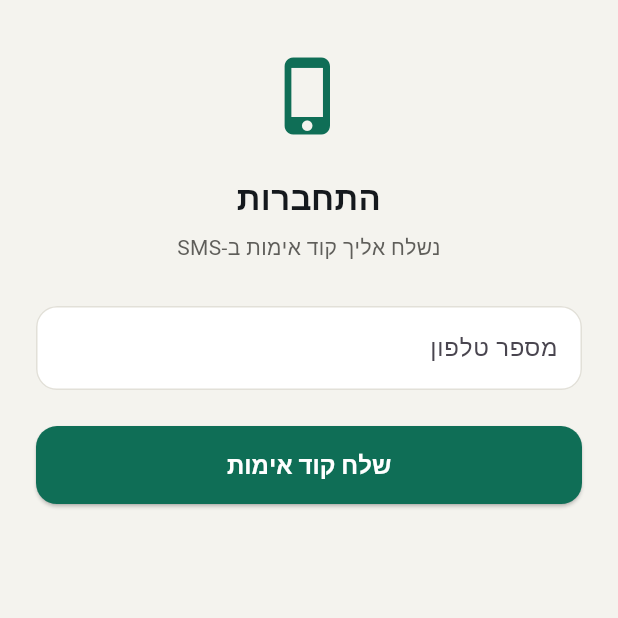
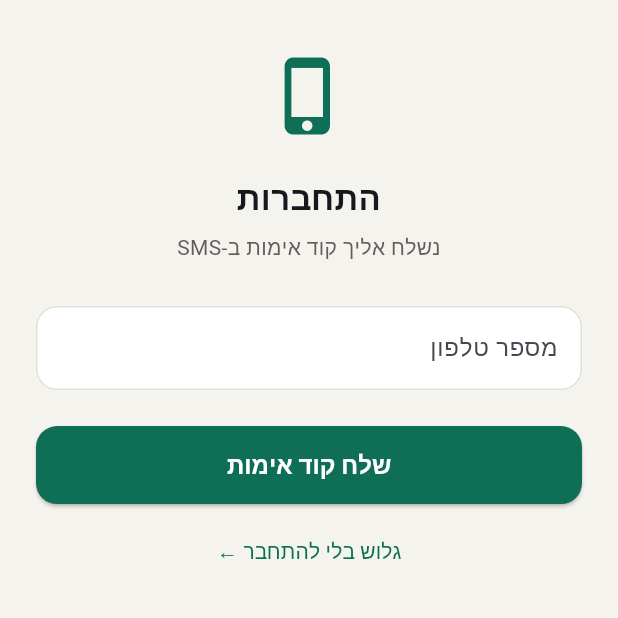
Before and after one commit to david6212/autoproof2, a Flutter app: the screen it shows after launch, after a tap on "דלג", on a phone screen of 412 x 824 dp, the part 84-702 px from its top. Run offline on Flutter 3.47's test engine with Material 3 defaults, Android fonts, the phone set to English and light mode, and no system bars; our stand-ins replace cached_network_image, cloud_firestore, dio, firebase_auth, firebase_core, firebase_storage and 4 more; accounts and stored records are empty; Roboto replaces fonts that are missing (Heebo).

Commit message:
Add "browse without signing in" guest entry on login
Lets first-time visitors (especially on web, where phone auth needs
a paid plan) reach the app and browse listings without being stuck
at the login screen. Button appears only on the phone-entry step and
routes to /home.

Co-Authored-By: Claude Opus 4.8 <noreply@anthropic.com>

```diff
--- a/lib/presentation/screens/auth/login_screen.dart
+++ b/lib/presentation/screens/auth/login_screen.dart
@@ -112,6 +112,12 @@ class _LoginScreenState extends ConsumerState<LoginScreen> {
                         },
                   child: const Text('שנה מספר טלפון'),
                 ),
+              ] else ...[
+                const SizedBox(height: 8),
+                TextButton(
+                  onPressed: () => context.go('/home'),
+                  child: const Text('גלוש בלי להתחבר ←'),
+                ),
               ],
             ],
           ),
```
Also changed, not shown: 1 other file.
